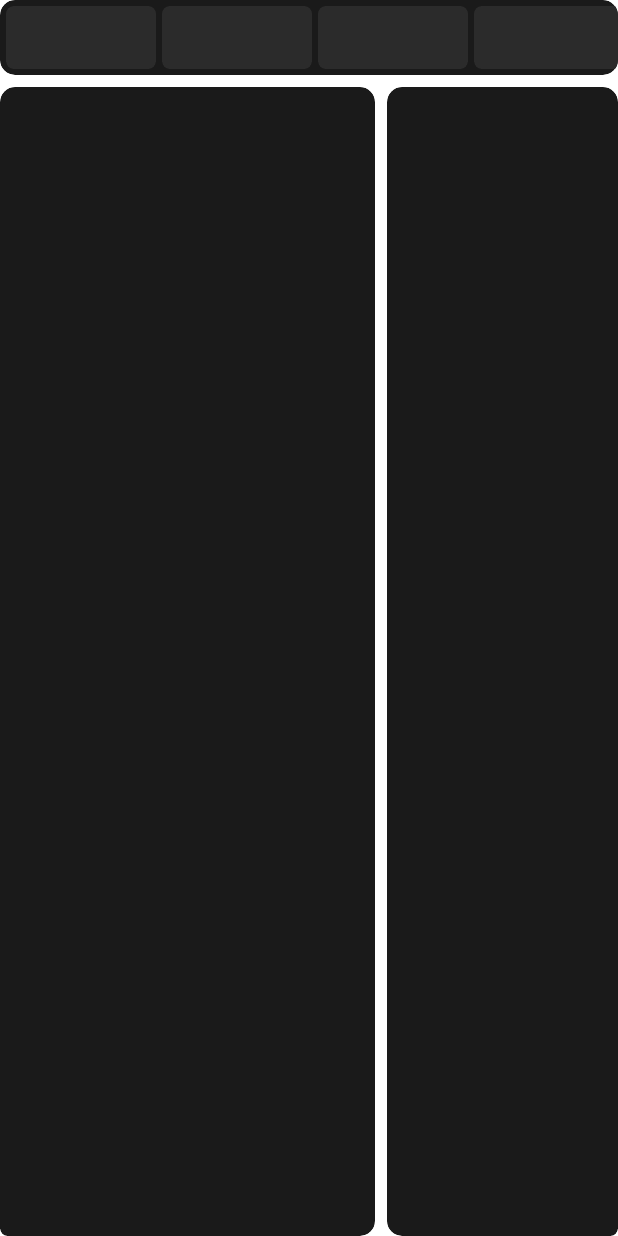
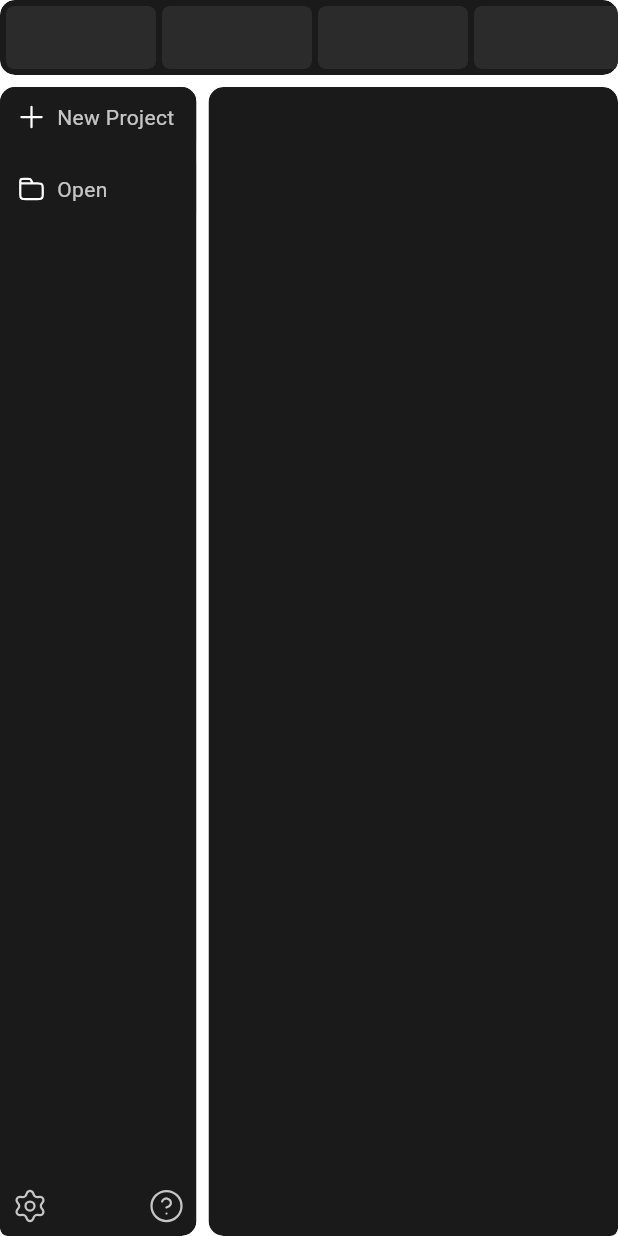
Before and after one commit to chriscross12324/Tales, a Flutter app: the PageProject screen opened directly, on a phone screen of 412 x 824 dp. Run offline on Flutter 3.47's test engine with Material 3 defaults, Android fonts, the phone set to English and light mode, and no system bars; our stand-ins replace file_picker, flutter_riverpod, flutter_svg, gap, shared_preferences; missing offline and left inert: system_theme, window_manager; accounts and stored records are empty.

Commit message:
- Updated page_project.dart; Updated to use ResizablePane - Updated main.dart; Now switches between PageStarting & PageProject.

```diff
--- a/lib/Pages/page_project.dart
+++ b/lib/Pages/page_project.dart
@@ -1,11 +1,17 @@
 import 'package:flutter/material.dart';
 import 'package:flutter_riverpod/flutter_riverpod.dart';
+import 'package:flutter_svg/svg.dart';
 import 'package:gap/gap.dart';
 import 'package:tales/UniversalWidgets/custom_container.dart';
+import 'package:tales/UniversalWidgets/resizable_pane.dart';
 
 import 'package:tales/app_providers.dart' as app_providers;
 import 'package:tales/app_themes.dart' as app_themes;
 import 'package:tales/app_constants.dart' as app_constants;
+
+import '../Dialogs/dialog_action.dart';
+import '../Dialogs/dialog_settings.dart';
+import '../Dialogs/system_dialog.dart';
 
 class PageProject extends ConsumerWidget {
   const PageProject({super.key});
@@ -13,7 +19,10 @@ class PageProject extends ConsumerWidget {
   @override
   Widget build(BuildContext context, WidgetRef ref) {
     final themeWatcher = ref.watch(app_providers.settingThemeProvider);
+    final themeReader = ref.watch(app_providers.settingThemeProvider.notifier);
     final theme = app_themes.theme(themeWatcher, ref);
+
+    final layoutReader = ref.watch(app_providers.showProjectLayout.notifier);
 
     return Scaffold(
       backgroundColor: Colors.transparent,
@@ -97,11 +106,9 @@ class PageProject extends ConsumerWidget {
           ),
           const Gap(app_constants.modulePadding),
           Expanded(
-            child: Row(
-              children: [
-                CustomContainer(
+            child: ResizablePane(
+              leftWidget: CustomContainer(
                 height: double.infinity,
-                  width: 250,
                 bodyColour: theme.secondBackground,
                 borderRadiusCustom: const [
                   app_constants.borderRadiusM,
@@ -109,20 +116,129 @@ class PageProject extends ConsumerWidget {
                   app_constants.borderRadiusS,
                   app_constants.borderRadiusM,
                 ],
+                child: Column(
+                  children: [
+                    Expanded(
+                      child: ClipRRect(
+                        borderRadius:
+                            BorderRadius.circular(app_constants.borderRadiusS),
+                        child: SingleChildScrollView(
+                          child: Column(
+                            children: [
+                              CustomContainer(
+                                height: 40,
+                                bodyColour: theme.secondBackground,
+                                borderRadius: 5,
+                                child: Padding(
+                                  padding:
+                                      const EdgeInsets.symmetric(horizontal: 12),
+                                  child: Row(
+                                    children: [
+                                      SvgPicture.asset(
+                                        "assets/icons/icon_add.svg",
+                                        color: theme.firstText,
+                                        height: 18,
+                                        width: 18,
                                       ),
-                SizedBox(
-                  width: app_constants.modulePadding,
-                  child: Center(
-                    child: CustomContainer(
-                      height: 20,
-                      width: 4,
-                      bodyColour: theme.thirdText,
-                      borderRadius: 3,
+                                      const Gap(8),
+                                      Text(
+                                        "New Project",
+                                        style: TextStyle(color: theme.secondText),
+                                      ),
+                                    ],
                                   ),
                                 ),
                               ),
-                Expanded(
+                              const Gap(8),
+                              CustomContainer(
+                                height: 40,
+                                bodyColour: theme.secondBackground,
+                                borderRadius: 5,
+                                child: Padding(
+                                  padding:
+                                      const EdgeInsets.symmetric(horizontal: 12),
+                                  child: Row(
+                                    children: [
+                                      SvgPicture.asset(
+                                        "assets/icons/icon_folder.svg",
+                                        color: theme.firstText,
+                                        height: 18,
+                                        width: 18,
+                                      ),
+                                      const Gap(8),
+                                      Text(
+                                        "Open",
+                                        style: TextStyle(color: theme.secondText),
+                                      ),
+                                    ],
+                                  ),
+                                ),
+                              ),
+                            ],
+                          ),
+                        ),
+                      ),
+                    ),
+                    const Gap(app_constants.modulePadding),
+                    Row(
+                      mainAxisAlignment: MainAxisAlignment.spaceBetween,
+                      children: [
+                        GestureDetector(
+                          onTap: () {
+                            showStandardDialog(context, ref, const DialogSettings());
+                          },
                           child: CustomContainer(
+                            height: 40,
+                            width: 40,
+                            bodyColour: Colors.transparent,
+                            borderRadius: 5,
+                            child: Padding(
+                              padding: const EdgeInsets.all(8),
+                              child: SvgPicture.asset(
+                                "assets/icons/icon_settings.svg",
+                                color: theme.secondText,
+                              ),
+                            ),
+                          ),
+                        ),
+                        GestureDetector(
+                          onTap: () {
+                            showStandardDialog(
+                              context,
+                              ref,
+                              DialogAction(
+                                "Exit Project",
+                                "Continuing will close this project and return you to the 'Welcome' screen.",
+                                "Close Project",
+                                "Cancel",
+                                () {
+                                  layoutReader.updateState(false);
+                                },
+                                () {},
+                              ),
+                            );
+                          },
+                          child: CustomContainer(
+                            height: 40,
+                            width: 40,
+                            bodyColour: Colors.transparent,
+                            borderRadius: 5,
+                            child: Padding(
+                              padding: const EdgeInsets.all(8),
+                              child: SvgPicture.asset(
+                                "assets/icons/icon_help.svg",
+                                color: theme.secondText,
+                              ),
+                            ),
+                          ),
+                        ),
+                      ],
+                    ),
+                  ],
+                ),
+              ),
+              rightWidget: CustomContainer(
+                height: double.infinity,
                 bodyColour: theme.secondBackground,
                 borderRadiusCustom: const [
                   app_constants.borderRadiusM,
@@ -132,8 +248,6 @@ class PageProject extends ConsumerWidget {
                 ],
               ),
             ),
-              ],
-            ),
           )
         ],
       ),
--- a/lib/main.dart
+++ b/lib/main.dart
@@ -2,6 +2,7 @@ import 'package:flutter/material.dart';
 import 'package:flutter_riverpod/flutter_riverpod.dart';
 import 'package:shared_preferences/shared_preferences.dart';
 import 'package:system_theme/system_theme.dart';
+import 'package:tales/Pages/page_project.dart';
 import 'package:tales/Pages/page_starting.dart';
 import 'package:window_manager/window_manager.dart';
 
@@ -55,13 +56,15 @@ class TalesApp extends ConsumerWidget {
     final themeWatcher = ref.watch(app_providers.settingThemeProvider);
     final theme = app_themes.theme(themeWatcher, ref);
 
+    final layoutWatcher = ref.watch(app_providers.showProjectLayout);
+
     return MaterialApp(
       debugShowCheckedModeBanner: false,
       home: Scaffold(
         backgroundColor: theme.firstBackground,
-        body: const Padding(
-          padding: EdgeInsets.all(8),
-          child: PageStarting()
+        body: Padding(
+          padding: const EdgeInsets.all(8),
+          child: layoutWatcher ? const PageProject() : const PageStarting(),
         ),
       ),
     );
```
Lines whose indentation alone changed are shown as unchanged.
